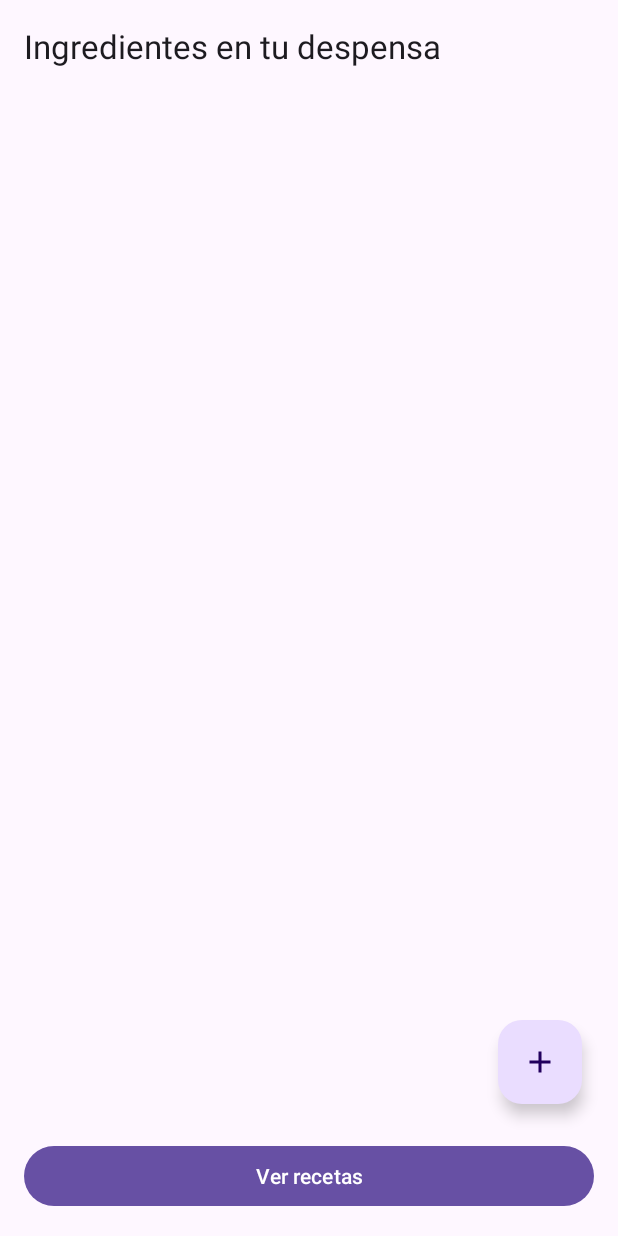
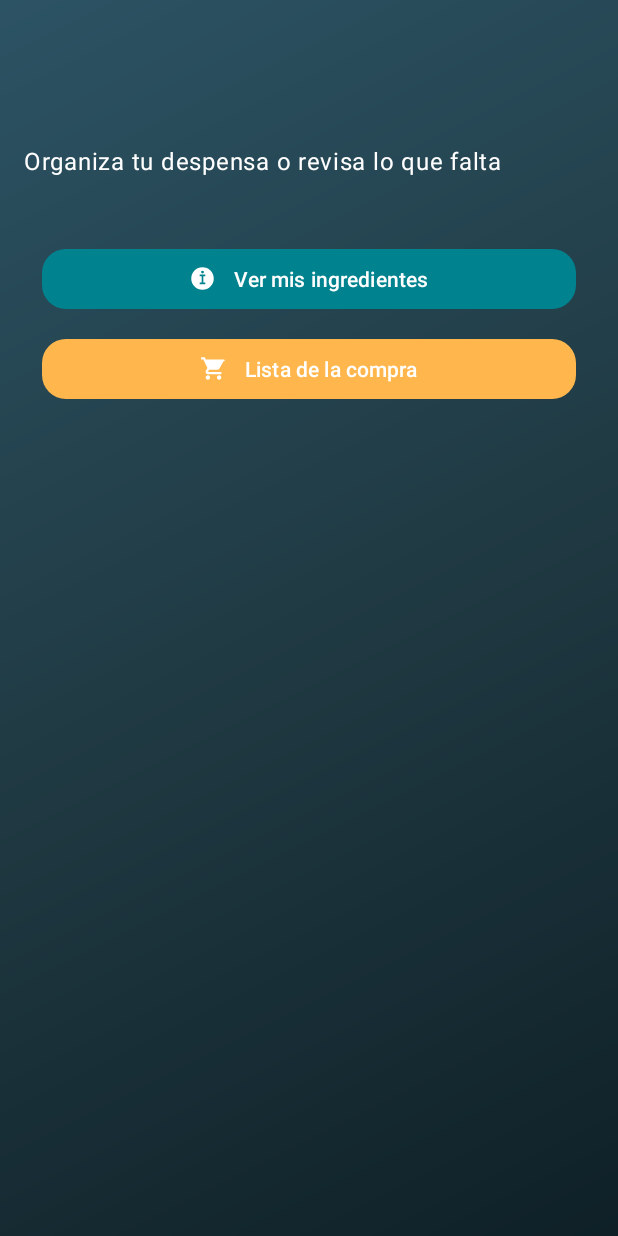
Before and after one commit to ClementeCano/MiDespensa, an Android app: the screen it shows after launch (MainActivity before the commit, HomeActivity after it), on a phone screen of 412 x 824 dp. Run offline under Robolectric (Android 15) with nearby library versions, the phone set to English and light mode, and no system bars.

Commit message:
Add shopping list view and improve navigation

```diff
--- /dev/null
+++ b/app/src/main/java/com/example/midespensa/HomeActivity.java
@@ -0,0 +1,23 @@
+package com.example.midespensa;
+
+import android.content.Intent;
+import android.os.Bundle;
+
+import androidx.appcompat.app.AppCompatActivity;
+
+import com.google.android.material.button.MaterialButton;
+
+public class HomeActivity extends AppCompatActivity {
+
+    @Override
+    protected void onCreate(Bundle savedInstanceState) {
+        super.onCreate(savedInstanceState);
+        setContentView(R.layout.activity_home);
+
+        MaterialButton openPantry = findViewById(R.id.openPantryButton);
+        MaterialButton openShopping = findViewById(R.id.openShoppingButton);
+
+        openPantry.setOnClickListener(v -> startActivity(new Intent(this, MainActivity.class)));
+        openShopping.setOnClickListener(v -> startActivity(new Intent(this, ShoppingListActivity.class)));
+    }
+}
--- a/app/src/main/java/com/example/midespensa/IngredientAdapter.java
+++ b/app/src/main/java/com/example/midespensa/IngredientAdapter.java
@@ -3,12 +3,13 @@ package com.example.midespensa;
 import android.view.LayoutInflater;
 import android.view.View;
 import android.view.ViewGroup;
-import android.widget.ImageButton;
+import com.google.android.material.button.MaterialButton;
 import android.widget.TextView;
 
 import androidx.annotation.NonNull;
 import androidx.recyclerview.widget.RecyclerView;
 
+import java.util.ArrayList;
 import java.util.List;
 
 public class IngredientAdapter extends RecyclerView.Adapter<IngredientAdapter.ViewHolder> {
@@ -20,7 +21,7 @@ public class IngredientAdapter extends RecyclerView.Adapter<IngredientAdapter.Vi
     private final IngredientListener listener;
 
     public IngredientAdapter(List<String> ingredientes, IngredientListener listener) {
-        this.ingredientes = ingredientes;
+        this.ingredientes = new ArrayList<>(ingredientes);
         this.listener = listener;
     }
 
@@ -55,7 +56,7 @@ public class IngredientAdapter extends RecyclerView.Adapter<IngredientAdapter.Vi
 
     static class ViewHolder extends RecyclerView.ViewHolder {
         final TextView nombre;
-        final ImageButton deleteButton;
+        final MaterialButton deleteButton;
 
         ViewHolder(@NonNull View itemView) {
             super(itemView);
--- /dev/null
+++ b/app/src/main/res/drawable/bg_main_gradient.xml
@@ -0,0 +1,8 @@
+<?xml version="1.0" encoding="utf-8"?>
+<shape xmlns:android="http://schemas.android.com/apk/res/android" android:shape="rectangle">
+    <gradient
+        android:startColor="#0F2027"
+        android:centerColor="#203A43"
+        android:endColor="#2C5364"
+        android:angle="135" />
+</shape>
--- /dev/null
+++ b/app/src/main/res/drawable/ic_cart.xml
@@ -0,0 +1,10 @@
+<?xml version="1.0" encoding="utf-8"?>
+<vector xmlns:android="http://schemas.android.com/apk/res/android"
+    android:width="24dp"
+    android:height="24dp"
+    android:viewportWidth="24"
+    android:viewportHeight="24">
+    <path
+        android:fillColor="#FFFFFFFF"
+        android:pathData="M7,18c-1.1,0 -1.99,0.9 -1.99,2S5.9,22 7,22s2,-0.9 2,-2 -0.9,-2 -2,-2zM1,2v2h2l3.6,7.59 -1.35,2.45C5.09,14.37 5,14.68 5,15c0,1.1 0.9,2 2,2h12v-2H7.42c-0.14,0 -0.25,-0.11 -0.25,-0.25l0.03,-0.12L8.1,13h7.45c0.75,0 1.41,-0.41 1.75,-1.03l3.58,-6.49C21.95,5.34 22,5.17 22,5c0,-0.55 -0.45,-1 -1,-1H5.21l-0.94,-2H1zM17,18c-1.1,0 -1.99,0.9 -1.99,2s0.89,2 1.99,2 2,-0.9 2,-2 -0.9,-2 -2,-2z" />
+</vector>
--- /dev/null
+++ b/app/src/main/res/layout/activity_home.xml
@@ -0,0 +1,74 @@
+<?xml version="1.0" encoding="utf-8"?>
+<androidx.constraintlayout.widget.ConstraintLayout xmlns:android="http://schemas.android.com/apk/res/android"
+    xmlns:app="http://schemas.android.com/apk/res-auto"
+    xmlns:tools="http://schemas.android.com/tools"
+    android:layout_width="match_parent"
+    android:layout_height="match_parent"
+    android:background="@drawable/bg_main_gradient"
+    android:padding="16dp"
+    tools:context=".HomeActivity">
+
+    <com.google.android.material.appbar.MaterialToolbar
+        android:id="@+id/homeToolbar"
+        android:layout_width="0dp"
+        android:layout_height="wrap_content"
+        android:background="@android:color/transparent"
+        android:title="@string/app_name"
+        android:titleTextColor="@color/white"
+        app:titleCentered="true"
+        app:layout_constraintTop_toTopOf="parent"
+        app:layout_constraintStart_toStartOf="parent"
+        app:layout_constraintEnd_toEndOf="parent" />
+
+    <TextView
+        android:id="@+id/homeSubtitle"
+        android:layout_width="0dp"
+        android:layout_height="wrap_content"
+        android:layout_marginTop="16dp"
+        android:text="@string/home_subtitle"
+        android:textAppearance="@style/TextAppearance.Material3.BodyLarge"
+        android:textColor="@color/white"
+        app:layout_constraintTop_toBottomOf="@id/homeToolbar"
+        app:layout_constraintStart_toStartOf="parent"
+        app:layout_constraintEnd_toEndOf="parent" />
+
+    <LinearLayout
+        android:id="@+id/homeActions"
+        android:layout_width="0dp"
+        android:layout_height="wrap_content"
+        android:layout_marginTop="32dp"
+        android:orientation="vertical"
+        android:padding="12dp"
+        app:layout_constraintTop_toBottomOf="@id/homeSubtitle"
+        app:layout_constraintStart_toStartOf="parent"
+        app:layout_constraintEnd_toEndOf="parent">
+
+        <com.google.android.material.button.MaterialButton
+            android:id="@+id/openPantryButton"
+            style="@style/Widget.Material3.Button"
+            android:layout_width="match_parent"
+            android:layout_height="wrap_content"
+            android:layout_marginBottom="12dp"
+            android:text="@string/open_pantry"
+            app:icon="@drawable/ic_recipe_placeholder"
+            app:iconGravity="textStart"
+            app:iconPadding="12dp"
+            app:iconTint="@color/white"
+            app:backgroundTint="@color/primary_dark"
+            app:cornerRadius="16dp" />
+
+        <com.google.android.material.button.MaterialButton
+            android:id="@+id/openShoppingButton"
+            style="@style/Widget.Material3.Button"
+            android:layout_width="match_parent"
+            android:layout_height="wrap_content"
+            android:text="@string/open_shopping"
+            app:icon="@drawable/ic_cart"
+            app:iconGravity="textStart"
+            app:iconPadding="12dp"
+            app:iconTint="@color/white"
+            app:backgroundTint="@color/accent"
+            app:cornerRadius="16dp" />
+    </LinearLayout>
+
+</androidx.constraintlayout.widget.ConstraintLayout>
--- a/app/src/main/res/values/colors.xml
+++ b/app/src/main/res/values/colors.xml
@@ -3,7 +3,7 @@
     <color name="black">#FF000000</color>
     <color name="white">#FFFFFFFF</color>
     <color name="teal_700">#018786</color>
-    <color name="primary">#6FCF97</color>
-    <color name="primary_dark">#4CAF50</color>
-    <color name="accent">#F2C94C</color>
+    <color name="primary">#4DD0E1</color>
+    <color name="primary_dark">#00838F</color>
+    <color name="accent">#FFB74D</color>
 </resources>
--- /dev/null
+++ b/app/src/main/res/values/dimens.xml
@@ -0,0 +1,5 @@
+<?xml version="1.0" encoding="utf-8"?>
+<resources>
+    <dimen name="dialog_padding">24dp</dimen>
+    <dimen name="dialog_padding_small">12dp</dimen>
+</resources>
--- a/app/src/main/res/values/strings.xml
+++ b/app/src/main/res/values/strings.xml
@@ -2,6 +2,8 @@
     <string name="app_name">Mi Despensa</string>
     <string name="ingredients_title">Ingredientes en tu despensa</string>
     <string name="view_recipes">Ver recetas</string>
+    <string name="open_pantry">Ver mis ingredientes</string>
+    <string name="open_shopping">Lista de la compra</string>
     <string name="add_ingredient_title">Añadir ingrediente</string>
     <string name="new_ingredient_hint">Ej: leche, huevos…</string>
     <string name="ingredient_added">Ingrediente guardado</string>
@@ -13,10 +15,16 @@
     <string name="ingredients_required">Ingredientes necesarios: %1$s</string>
     <string name="view_missing">Ver faltantes</string>
     <string name="missing_title">Faltantes para %1$s</string>
-    <string name="save_shopping_list">Guardar lista de compra</string>
+    <string name="save_shopping_list">Añadir a lista de compra</string>
     <string name="no_missing_ingredients">Ya tienes todo para esta receta</string>
     <string name="shopping_list_saved">Lista de compra guardada</string>
     <string name="shopping_list_error">No se pudo guardar la lista</string>
+    <string name="shopping_list_title">Lista de la compra</string>
+    <string name="shopping_list_empty">Aún no tienes ingredientes por comprar</string>
+    <string name="clear_shopping">Vaciar lista de la compra</string>
+    <string name="shopping_list_cleared">Lista de compra vaciada</string>
+    <string name="home_subtitle">Organiza tu despensa o revisa lo que falta</string>
+    <string name="shopping_list_synced">Ingredientes añadidos a la lista de compra</string>
     <string name="channel_name">Recordatorio de compra</string>
     <string name="channel_description">Notificaciones sobre ingredientes pendientes</string>
     <string name="notification_title">Ingredientes pendientes</string>
```
Also changed, not shown: app/src/main/AndroidManifest.xml (+13 -7 lines), app/src/main/java/com/example/midespensa/DatabaseHelper.java (+32 -0 lines), app/src/main/java/com/example/midespensa/FaltantesActivity.java (+8 -1 lines), app/src/main/java/com/example/midespensa/MainActivity.java (+30 -21 lines), app/src/main/java/com/example/midespensa/ShoppingListActivity.java (added, +56 -0 lines), app/src/main/java/com/example/midespensa/ShoppingListAdapter.java (added, +51 -0 lines), app/src/main/res/layout/activity_main.xml (+59 -25 lines), app/src/main/res/layout/activity_shopping_list.xml (added, +54 -0 lines), app/src/main/res/layout/item_ingredient.xml (+21 -13 lines), app/src/main/res/layout/item_shopping.xml (added, +17 -0 lines), app/src/main/res/menu/menu_ingredients.xml (added, +9 -0 lines).
